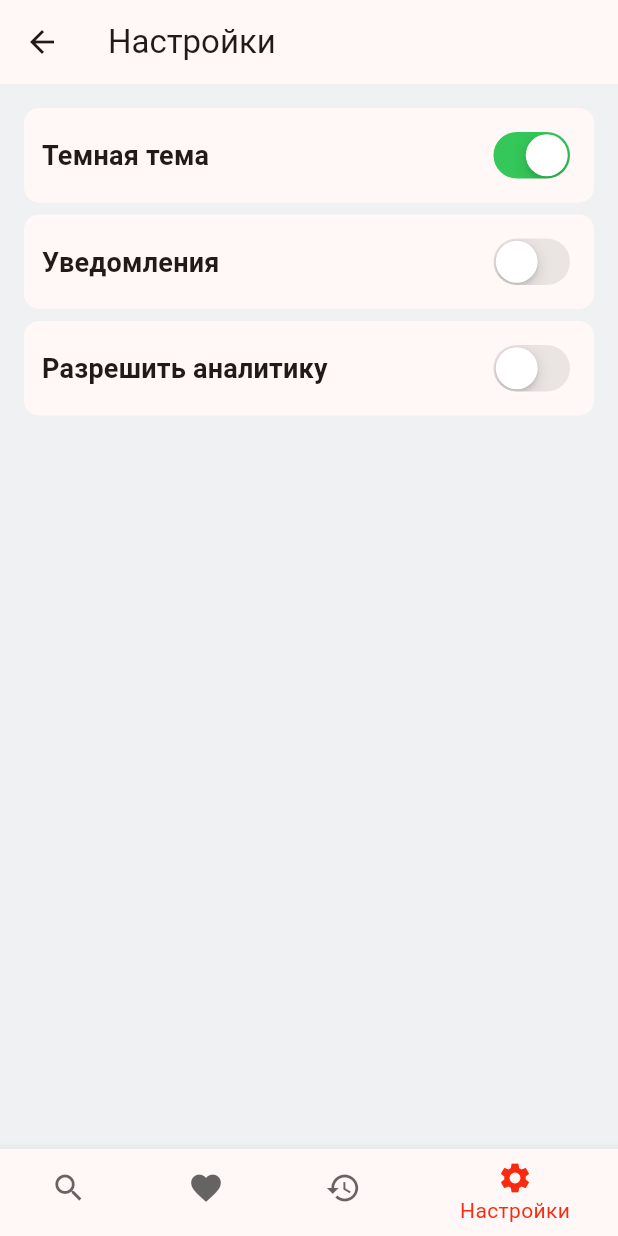
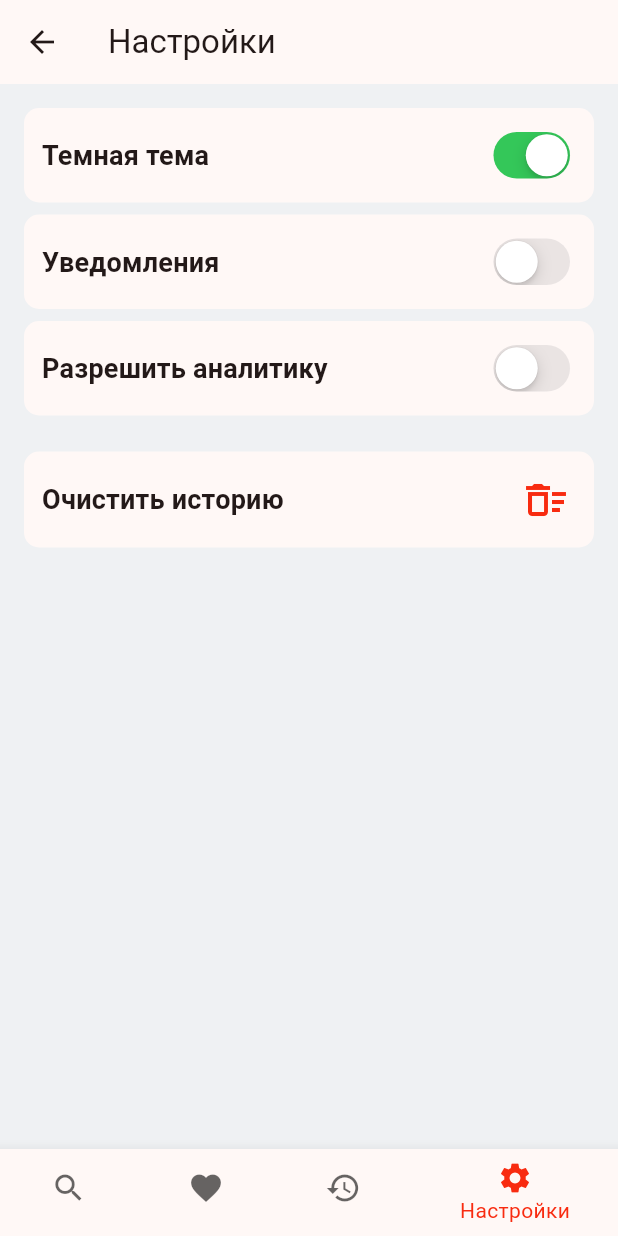
Before and after one commit to Tyukmaev5/first_application, a Flutter app: the SettingsScreen screen opened by its route, on a phone screen of 412 x 824 dp. Run offline on Flutter 3.47's test engine with Material 3 defaults, Android fonts, the phone set to English and light mode, and no system bars; our stand-ins replace auto_route.

Commit message:
new changes 12.04.24

```diff
--- a/rhymer/lib/features/settings/view/settings_screen.dart
+++ b/rhymer/lib/features/settings/view/settings_screen.dart
@@ -1,6 +1,7 @@
 import 'package:auto_route/auto_route.dart';
 import 'package:flutter/cupertino.dart';
 import 'package:flutter/material.dart';
+import 'package:rhymer/features/settings/widgets/widgets.dart';
 import 'package:rhymer/ui/ui.dart';
 
 @RoutePage()
@@ -11,6 +12,7 @@ class SettingsScreen extends StatelessWidget {
 
   @override
   Widget build(BuildContext context) {
+    final theme = Theme.of(context);
     return Scaffold(
       body: CustomScrollView(
         slivers: [
@@ -23,68 +25,59 @@ class SettingsScreen extends StatelessWidget {
           ),
           const SliverToBoxAdapter(child: SizedBox(height: 16)), // раздел
           SliverToBoxAdapter(
-            child: SettingsListCard(
+            child: SettingsToggleCard(
               title: 'Темная тема',
               value: true,
               onChanged: (value) {},
             ),
           ),
           SliverToBoxAdapter(
-            child: SettingsListCard(
+            child: SettingsToggleCard(
               title: 'Уведомления',
               value: false,
               onChanged: (value) {},
             ),
           ),
           SliverToBoxAdapter(
-            child: SettingsListCard(
+            child: SettingsToggleCard(
               title: 'Разрешить аналитику',
               value: false,
               onChanged: (value) {},
             ),
           ),
+          const SliverToBoxAdapter(child: SizedBox(height: 16)), // раздел
+          SliverToBoxAdapter(
+            child: Padding(
+              padding: const EdgeInsets.symmetric(horizontal: 16)
+                  .copyWith(bottom: 8),
+              child: BaseContainer(
+                padding:
+                    const EdgeInsets.symmetric(horizontal: 12, vertical: 12),
+                width: double.infinity,
+                child: Row(
+                  mainAxisAlignment: MainAxisAlignment.spaceBetween,
+                  children: [
+                    Text(
+                      'Очистить историю',
+                      style: theme.textTheme.titleMedium?.copyWith(
+                        fontSize: 18,
+                      ),
+                    ),
+                    Padding(
+                      padding: const EdgeInsets.all(4),
+                      child: Icon(
+                        Icons.delete_sweep_outlined,
+                        color: theme.primaryColor,
+                        size: 32,
+                      ),
+                    )
+                  ],
+                ),
+              ),
+            ),
+          )
         ],
       ),
     );
   }
 }
-
-class SettingsListCard extends StatelessWidget {
-  const SettingsListCard({
-    super.key,
-    required this.title,
-    required this.value,
-    this.onChanged,
-  });
-
-  final String title;
-  final bool value;
-  final ValueChanged<bool>? onChanged;
-
-  @override
-  Widget build(BuildContext context) {
-    final theme = Theme.of(context);
-    return Padding(
-      padding: const EdgeInsets.symmetric(horizontal: 16).copyWith(bottom: 8),
-      child: BaseContainer(
-        padding: const EdgeInsets.symmetric(horizontal: 12, vertical: 12),
-        width: double.infinity,
-        child: Row(
-          mainAxisAlignment: MainAxisAlignment.spaceBetween,
-          children: [
-            Text(
-              title,
-              style: theme.textTheme.titleMedium?.copyWith(
-                fontSize: 18,
-              ),
-            ),
-            CupertinoSwitch(
-              value: value,
-              onChanged: onChanged,
-            )
-          ],
-        ),
-      ),
-    );
-  }
-}
--- /dev/null
+++ b/rhymer/lib/features/settings/widgets/settings_toggle_card.dart
@@ -0,0 +1,43 @@
+import 'package:flutter/cupertino.dart';
+import 'package:flutter/material.dart';
+import 'package:rhymer/ui/ui.dart';
+
+class SettingsToggleCard extends StatelessWidget {
+  const SettingsToggleCard({
+    super.key,
+    required this.title,
+    required this.value,
+    this.onChanged,
+  });
+
+  final String title;
+  final bool value;
+  final ValueChanged<bool>? onChanged;
+
+  @override
+  Widget build(BuildContext context) {
+    final theme = Theme.of(context);
+    return Padding(
+      padding: const EdgeInsets.symmetric(horizontal: 16).copyWith(bottom: 8),
+      child: BaseContainer(
+        padding: const EdgeInsets.symmetric(horizontal: 12, vertical: 12),
+        width: double.infinity,
+        child: Row(
+          mainAxisAlignment: MainAxisAlignment.spaceBetween,
+          children: [
+            Text(
+              title,
+              style: theme.textTheme.titleMedium?.copyWith(
+                fontSize: 18,
+              ),
+            ),
+            CupertinoSwitch(
+              value: value,
+              onChanged: onChanged,
+            )
+          ],
+        ),
+      ),
+    );
+  }
+}
--- /dev/null
+++ b/rhymer/lib/features/settings/widgets/widgets.dart
@@ -0,0 +1 @@
+export 'settings_toggle_card.dart';
```
